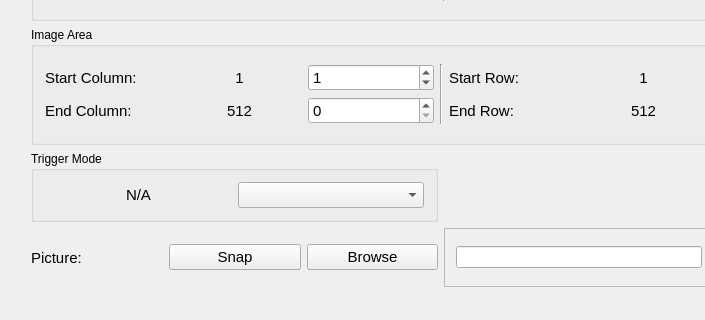
Before: the Qt Designer form cam_gui/cam_gui.ui in iontrapimperial2/XCon_Imperial_Camera_2, drawn with Qt 5; both pictures show x 0 to 705 and y 442 to 762 of the 863 by 762 pixel window.
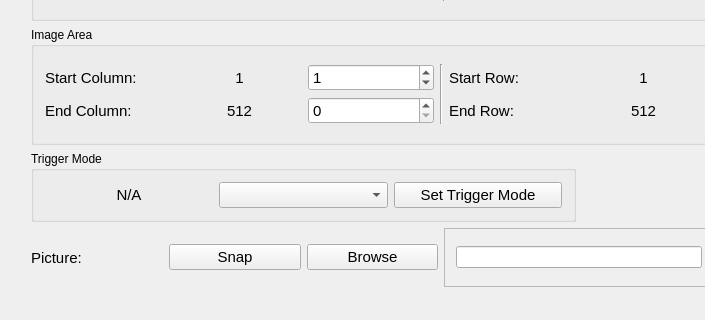
After: the same form once the commit is applied.

Commit message: added separate push button for setting trigger mode

The edit to the form file:
```diff
--- a/cam_gui/cam_gui.ui
+++ b/cam_gui/cam_gui.ui
@@ -201,48 +201,6 @@
         </property>
        </spacer>
       </item>
-      <item row="10" column="1" colspan="3">
-       <widget class="QGroupBox" name="groupBox_8">
-        <property name="font">
-         <font>
-          <pointsize>9</pointsize>
-         </font>
-        </property>
-        <property name="title">
-         <string>Trigger Mode</string>
-        </property>
-        <layout class="QGridLayout" name="gridLayout_6">
-         <item row="0" column="0">
-          <layout class="QGridLayout" name="gridLayout_11">
-           <item row="0" column="0">
-            <widget class="QLabel" name="label_Trig_mode">
-             <property name="font">
-              <font>
-               <pointsize>11</pointsize>
-              </font>
-             </property>
-             <property name="text">
-              <string>N/A</string>
-             </property>
-             <property name="alignment">
-              <set>Qt::AlignCenter</set>
-             </property>
-            </widget>
-           </item>
-           <item row="0" column="1">
-            <widget class="QComboBox" name="comboBox_trig_mode">
-             <property name="font">
-              <font>
-               <pointsize>11</pointsize>
-              </font>
-             </property>
-            </widget>
-           </item>
-          </layout>
-         </item>
-        </layout>
-       </widget>
-      </item>
       <item row="8" column="1" rowspan="2" colspan="6">
        <widget class="QGroupBox" name="groupBox_7">
         <property name="font">
@@ -1055,6 +1013,60 @@
         </layout>
        </widget>
       </item>
+      <item row="10" column="1" colspan="4">
+       <widget class="QGroupBox" name="groupBox_8">
+        <property name="font">
+         <font>
+          <pointsize>9</pointsize>
+         </font>
+        </property>
+        <property name="title">
+         <string>Trigger Mode</string>
+        </property>
+        <layout class="QGridLayout" name="gridLayout_6">
+         <item row="0" column="0">
+          <layout class="QGridLayout" name="gridLayout_11">
+           <item row="0" column="0">
+            <widget class="QLabel" name="label_Trig_mode">
+             <property name="font">
+              <font>
+               <pointsize>11</pointsize>
+              </font>
+             </property>
+             <property name="text">
+              <string>N/A</string>
+             </property>
+             <property name="alignment">
+              <set>Qt::AlignCenter</set>
+             </property>
+            </widget>
+           </item>
+           <item row="0" column="1">
+            <widget class="QComboBox" name="comboBox_trig_mode">
+             <property name="font">
+              <font>
+               <pointsize>11</pointsize>
+              </font>
+             </property>
+            </widget>
+           </item>
+           <item row="0" column="2">
+            <widget class="QPushButton" name="pushButton_trig_mode">
+             <property name="font">
+              <font>
+               <pointsize>11</pointsize>
+              </font>
+             </property>
+             <property name="text">
+              <string>Set Trigger Mode</string>
+             </property>
+            </widget>
+           </item>
+          </layout>
+         </item>
+        </layout>
+       </widget>
+      </item>
      </layout>
     </item>
    </layout>
```
The commit also changes 4 other files.
